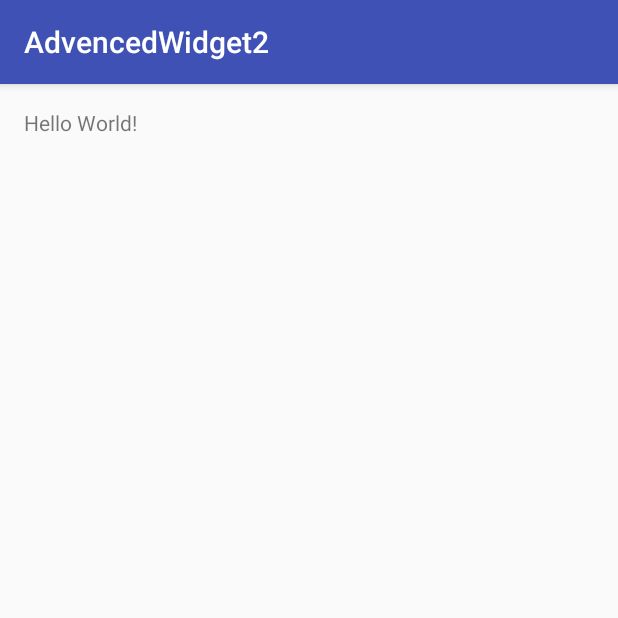
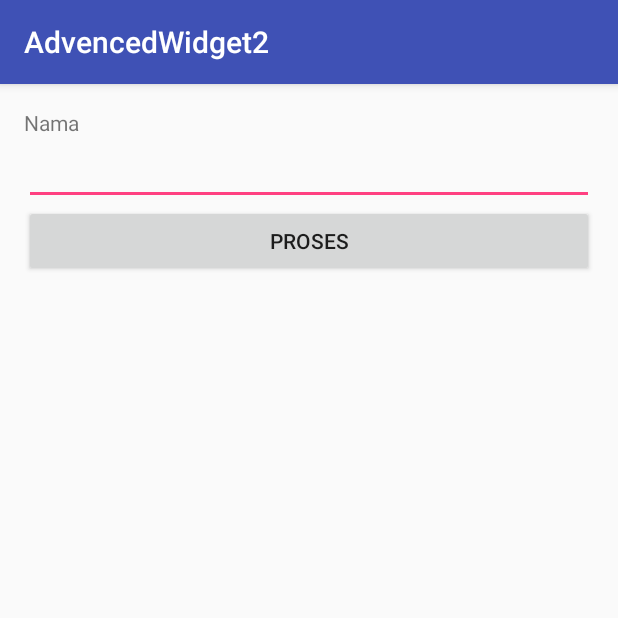
Before and after one commit to salsapr/AdvancedWidget2, an Android app: the screen it shows after launch (MainActivity), on a phone screen of 412 x 824 dp, the top half of it. Run offline under Robolectric (Android 15) with nearby library versions, the phone set to English and light mode, and no system bars; our stand-ins replace ButterKnife.

```diff
--- a/app/build.gradle
+++ b/app/build.gradle
@@ -1,4 +1,5 @@
 apply plugin: 'com.android.application'
+apply plugin: 'android-apt'
 
 android {
     compileSdkVersion 23
@@ -23,4 +24,6 @@ dependencies {
     compile fileTree(dir: 'libs', include: ['*.jar'])
     testCompile 'junit:junit:4.12'
     compile 'com.android.support:appcompat-v7:23.3.0'
+    compile 'com.jakewharton:butterknife:8.1.0'
+    apt 'com.jakewharton:butterknife-compiler:8.1.0'
 }
--- a/app/src/main/java/id/sch/smktelkom_mlg/learn/advencedwidget2/MainActivity.java
+++ b/app/src/main/java/id/sch/smktelkom_mlg/learn/advencedwidget2/MainActivity.java
@@ -1,13 +1,35 @@
 package id.sch.smktelkom_mlg.learn.advencedwidget2;
 
+import android.os.Bundle;
 import android.support.v7.app.AppCompatActivity;
-import android.os.Bundle;
+import android.widget.EditText;
+import android.widget.TextView;
+
+import butterknife.BindColor;
+import butterknife.BindView;
+import butterknife.ButterKnife;
+import butterknife.OnClick;
 
 public class MainActivity extends AppCompatActivity {
+    @BindView(R.id.editTextNama)
+    EditText etNama;
+    @BindView(R.id.textViewHasil)
+    TextView tvHasil;
+    @BindColor(R.color.colorAccent)
+    int colorAccent;
 
     @Override
     protected void onCreate(Bundle savedInstanceState) {
         super.onCreate(savedInstanceState);
         setContentView(R.layout.activity_main);
+
+        ButterKnife.bind(this);
+
+        tvHasil.setTextColor(colorAccent);
+    }
+
+    @OnClick(R.id.buttonProses)
+    public void doProses() {
+        tvHasil.setText("Nama Anda: " + etNama.getText());
     }
 }
--- a/app/src/main/res/layout/activity_main.xml
+++ b/app/src/main/res/layout/activity_main.xml
@@ -14,5 +14,22 @@
     <TextView
         android:layout_width="wrap_content"
         android:layout_height="wrap_content"
-        android:text="Hello World!" />
+        android:text="Nama" />
+
+    <EditText
+        android:id="@+id/editTextNama"
+        android:layout_width="match_parent"
+        android:layout_height="wrap_content" />
+
+    <Button
+        android:id="@+id/buttonProses"
+        android:layout_width="match_parent"
+        android:layout_height="wrap_content"
+        android:text="Proses" />
+
+    <TextView
+        android:id="@+id/textViewHasil"
+        android:layout_width="wrap_content"
+        android:layout_height="wrap_content"
+        tools:text="Hasil" />
 </LinearLayout>
--- a/build.gradle
+++ b/build.gradle
@@ -6,7 +6,7 @@ buildscript {
     }
     dependencies {
         classpath 'com.android.tools.build:gradle:2.1.2'
-
+        classpath 'com.neenbedankt.gradle.plugins:android-apt:1.8'
         // NOTE: Do not place your application dependencies here; they belong
         // in the individual module build.gradle files
     }
```
